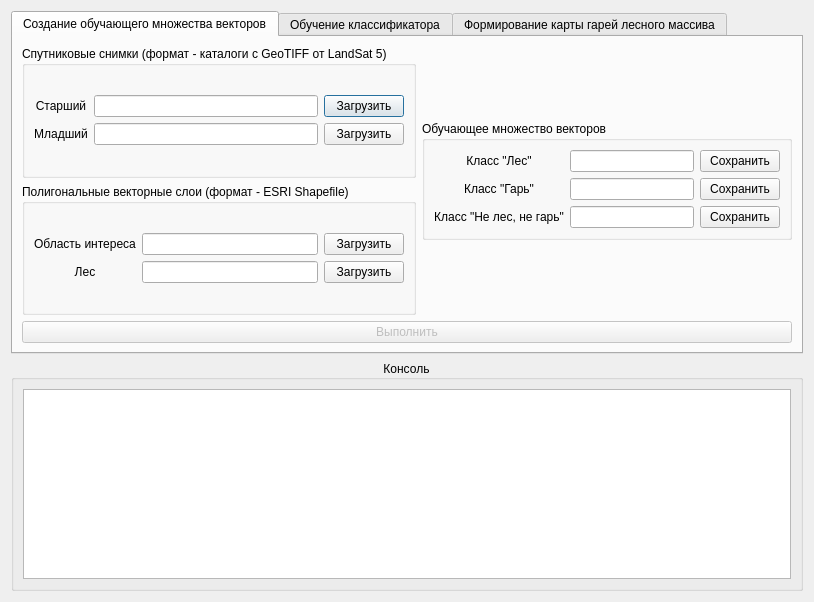
First picture: the form in resources/dialog/sfire.ui, repository verzhak/sfire, before the edit.
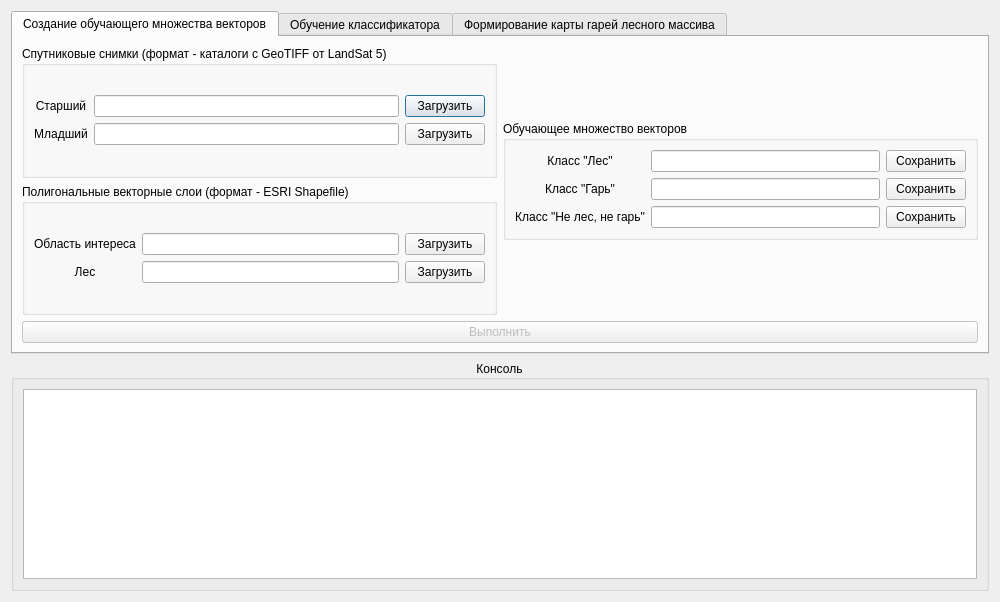
Second picture: the form after the edit. Icons and pictures are not drawn.

```diff
--- a/resources/dialog/sfire.ui
+++ b/resources/dialog/sfire.ui
@@ -6,19 +6,19 @@
    <rect>
     <x>0</x>
     <y>0</y>
-    <width>814</width>
+    <width>1000</width>
     <height>602</height>
    </rect>
   </property>
   <property name="minimumSize">
    <size>
-    <width>814</width>
+    <width>1000</width>
     <height>602</height>
    </size>
   </property>
   <property name="maximumSize">
    <size>
-    <width>814</width>
+    <width>1000</width>
     <height>602</height>
    </size>
   </property>
```
